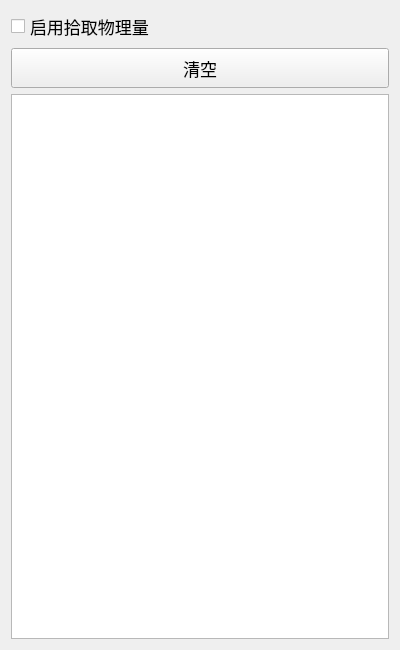
asd977/base_cae, file plugins/Base_PostProcessing/ProbeSettingsWidget.ui: the form before one commit.
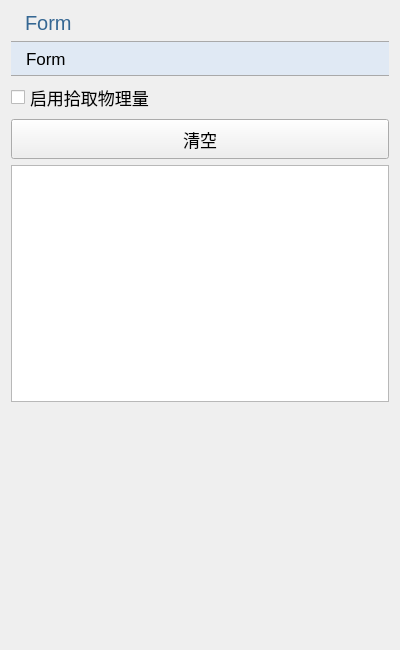
The form after the commit. Icons and pictures are not drawn.

What changed in the file:
```diff
--- a/plugins/Base_PostProcessing/ProbeSettingsWidget.ui
+++ b/plugins/Base_PostProcessing/ProbeSettingsWidget.ui
@@ -112,6 +112,20 @@
 </string>
   </property>
   <layout class="QVBoxLayout" name="verticalLayout">
+   <item>
+    <widget class="QLabel" name="pageNameLabel">
+     <property name="text">
+      <string>Form</string>
+     </property>
+    </widget>
+   </item>
+   <item>
+    <widget class="QPushButton" name="pushButton">
+     <property name="text">
+      <string>Form</string>
+     </property>
+    </widget>
+   </item>
    <item>
     <widget class="QCheckBox" name="enableProbeCheckBox">
      <property name="text">
@@ -129,6 +143,19 @@
    <item>
     <widget class="QTableWidget" name="probeTable"/>
    </item>
+   <item>
+    <spacer name="verticalSpacer">
+     <property name="orientation">
+      <enum>Qt::Vertical</enum>
+     </property>
+     <property name="sizeHint" stdset="0">
+      <size>
+       <width>20</width>
+       <height>40</height>
+      </size>
+     </property>
+    </spacer>
+   </item>
   </layout>
  </widget>
  <resources/>
```
